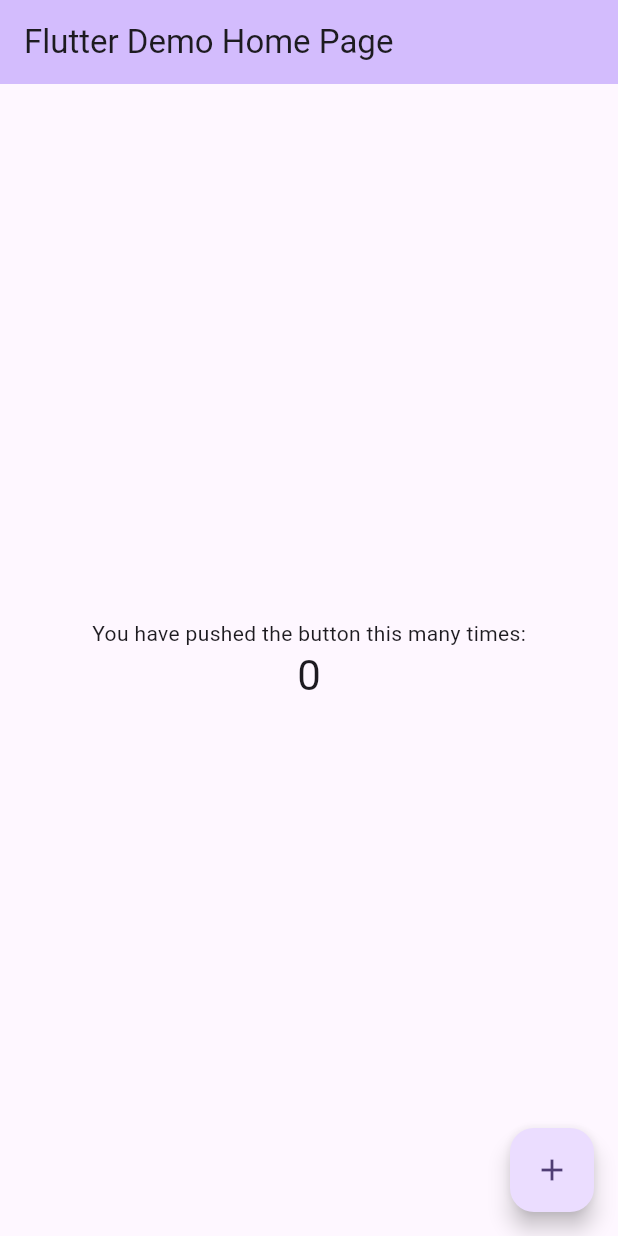
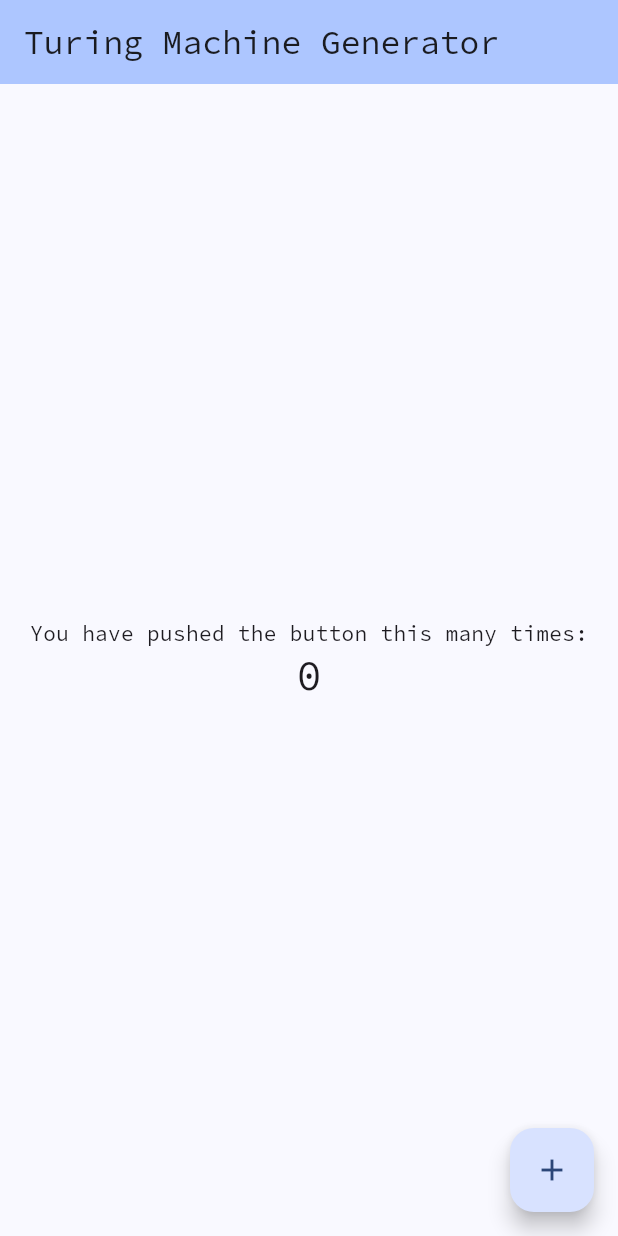
Before and after one commit to nikhil-RGB/turing-machine-generator, a Flutter app: the screen it shows after launch, on a phone screen of 412 x 824 dp. Run offline on Flutter 3.47's test engine with Material 3 defaults, Android fonts, the phone set to English and light mode, and no system bars; our stand-ins replace google_fonts.

```diff
--- a/lib/main.dart
+++ b/lib/main.dart
@@ -1,4 +1,5 @@
 import 'package:flutter/material.dart';
+import 'package:google_fonts/google_fonts.dart';
 
 void main() {
   runApp(const MyApp());
@@ -11,42 +12,19 @@ class MyApp extends StatelessWidget {
   @override
   Widget build(BuildContext context) {
     return MaterialApp(
-      title: 'Flutter Demo',
+      title: 'Turing Machine Generator',
       theme: ThemeData(
-        // This is the theme of your application.
-        //
-        // TRY THIS: Try running your application with "flutter run". You'll see
-        // the application has a purple toolbar. Then, without quitting the app,
-        // try changing the seedColor in the colorScheme below to Colors.green
-        // and then invoke "hot reload" (save your changes or press the "hot
-        // reload" button in a Flutter-supported IDE, or press "r" if you used
-        // the command line to start the app).
-        //
-        // Notice that the counter didn't reset back to zero; the application
-        // state is not lost during the reload. To reset the state, use hot
-        // restart instead.
-        //
-        // This works for code too, not just values: Most code changes can be
-        // tested with just a hot reload.
-        colorScheme: ColorScheme.fromSeed(seedColor: Colors.deepPurple),
+        colorScheme: ColorScheme.fromSeed(seedColor: Colors.blueAccent),
         useMaterial3: true,
+        textTheme: GoogleFonts.sourceCodeProTextTheme(),
       ),
-      home: const MyHomePage(title: 'Flutter Demo Home Page'),
+      home: const MyHomePage(title: 'Turing Machine Generator'),
     );
   }
 }
 
 class MyHomePage extends StatefulWidget {
   const MyHomePage({super.key, required this.title});
-
-  // This widget is the home page of your application. It is stateful, meaning
-  // that it has a State object (defined below) that contains fields that affect
-  // how it looks.
-
-  // This class is the configuration for the state. It holds the values (in this
-  // case the title) provided by the parent (in this case the App widget) and
-  // used by the build method of the State. Fields in a Widget subclass are
-  // always marked "final".
 
   final String title;
 
@@ -59,50 +37,19 @@ class _MyHomePageState extends State<MyHomePage> {
 
   void _incrementCounter() {
     setState(() {
-      // This call to setState tells the Flutter framework that something has
-      // changed in this State, which causes it to rerun the build method below
-      // so that the display can reflect the updated values. If we changed
-      // _counter without calling setState(), then the build method would not be
-      // called again, and so nothing would appear to happen.
       _counter++;
     });
   }
 
   @override
   Widget build(BuildContext context) {
-    // This method is rerun every time setState is called, for instance as done
-    // by the _incrementCounter method above.
-    //
-    // The Flutter framework has been optimized to make rerunning build methods
-    // fast, so that you can just rebuild anything that needs updating rather
-    // than having to individually change instances of widgets.
     return Scaffold(
       appBar: AppBar(
-        // TRY THIS: Try changing the color here to a specific color (to
-        // Colors.amber, perhaps?) and trigger a hot reload to see the AppBar
-        // change color while the other colors stay the same.
         backgroundColor: Theme.of(context).colorScheme.inversePrimary,
-        // Here we take the value from the MyHomePage object that was created by
-        // the App.build method, and use it to set our appbar title.
         title: Text(widget.title),
       ),
       body: Center(
-        // Center is a layout widget. It takes a single child and positions it
-        // in the middle of the parent.
         child: Column(
-          // Column is also a layout widget. It takes a list of children and
-          // arranges them vertically. By default, it sizes itself to fit its
-          // children horizontally, and tries to be as tall as its parent.
-          //
-          // Column has various properties to control how it sizes itself and
-          // how it positions its children. Here we use mainAxisAlignment to
-          // center the children vertically; the main axis here is the vertical
-          // axis because Columns are vertical (the cross axis would be
-          // horizontal).
-          //
-          // TRY THIS: Invoke "debug painting" (choose the "Toggle Debug Paint"
-          // action in the IDE, or press "p" in the console), to see the
-          // wireframe for each widget.
           mainAxisAlignment: MainAxisAlignment.center,
           children: <Widget>[
             const Text(
@@ -119,7 +66,7 @@ class _MyHomePageState extends State<MyHomePage> {
         onPressed: _incrementCounter,
         tooltip: 'Increment',
         child: const Icon(Icons.add),
-      ), // This trailing comma makes auto-formatting nicer for build methods.
+      ),
     );
   }
 }
--- /dev/null
+++ b/lib/models/Configuration.dart
@@ -0,0 +1,5 @@
+class Configuration {
+  const Configuration({required this.m_config, required this.symbol});
+  final String m_config;
+  final String symbol;
+}
--- a/pubspec.yaml
+++ b/pubspec.yaml
@@ -35,6 +35,7 @@ dependencies:
   # The following adds the Cupertino Icons font to your application.
   # Use with the CupertinoIcons class for iOS style icons.
   cupertino_icons: ^1.0.6
+  google_fonts: ^6.2.1
 
 dev_dependencies:
   flutter_test:
```
Also changed, not shown: lib/models/Actions.dart (added, +7 -0 lines), lib/models/Behaviour.dart (added, +7 -0 lines), lib/models/TuringMachines.dart (added, +13 -0 lines), pubspec.lock, 2 other files.
